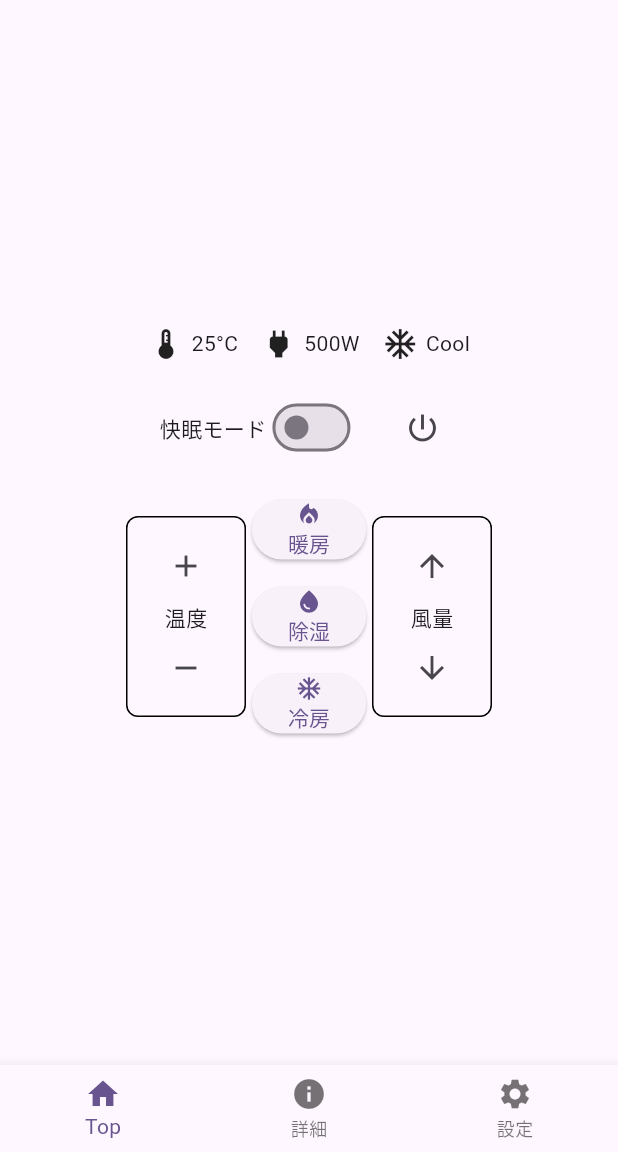
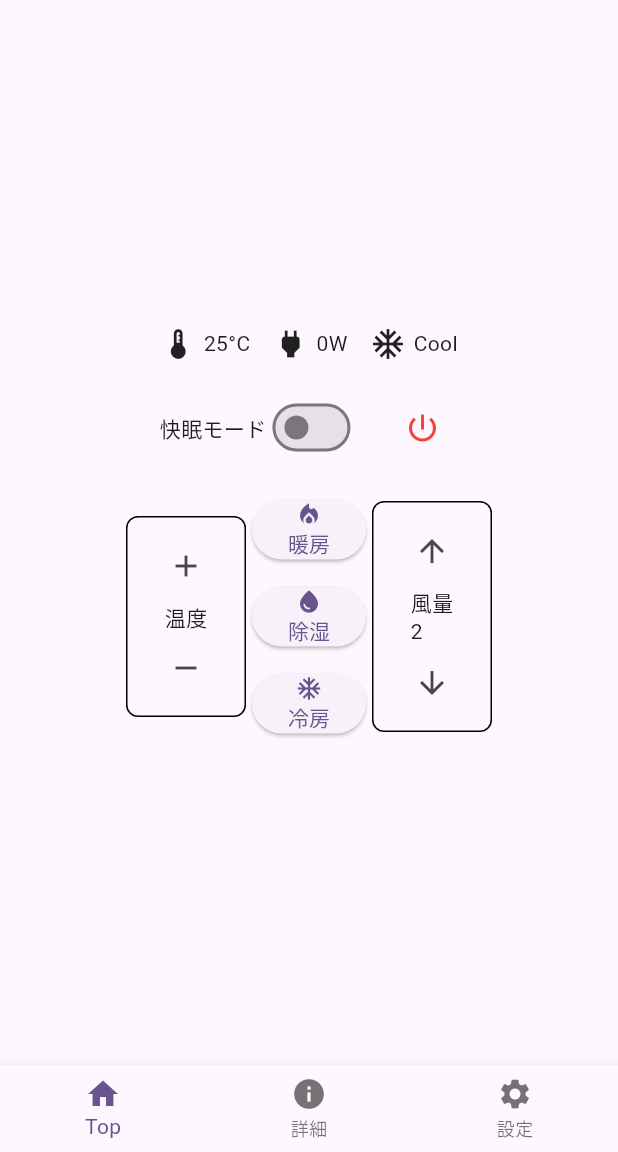
Before and after one commit to katagiri-tetsuto/Sechack365_3_teamA, a Flutter app: the screen it shows after launch, after a tap on the "power settings new" icon, on a phone screen of 412 x 824 dp, the part 84-1236 px from its top. Run offline on Flutter 3.47's test engine with Material 3 defaults, Android fonts, the phone set to English and light mode, and no system bars.

Commit message:
フロント動作作成

```diff
--- a/mobileui/lib/main.dart
+++ b/mobileui/lib/main.dart
@@ -31,11 +31,80 @@
 class _MyHomePageState extends State<MyHomePage> {
   bool _sleepMode = false;
   int _selectedIndex = 0;
+  int _temperature = 25;
+  int _fanSpeed = 2; // 1-5段階
+  String _mode = 'Cool';
+  bool _powerOn = true;
+  int _powerConsumption = 500;
 
   void _toggleSleepMode(bool value) {
     setState(() {
       _sleepMode = value;
     });
+  }
+
+  void _togglePower() {
+    setState(() {
+      _powerOn = !_powerOn;
+      _powerConsumption = _powerOn ? 500 : 0;
+    });
+  }
+
+  void _increaseTemperature() {
+    setState(() {
+      if (_temperature < 30) {
+        _temperature++;
+        _updatePowerConsumption();
+      }
+    });
+  }
+
+  void _decreaseTemperature() {
+    setState(() {
+      if (_temperature > 16) {
+        _temperature--;
+        _updatePowerConsumption();
+      }
+    });
+  }
+
+  void _increaseFanSpeed() {
+    setState(() {
+      if (_fanSpeed < 5) {
+        _fanSpeed++;
+        _updatePowerConsumption();
+      }
+    });
+  }
+
+  void _decreaseFanSpeed() {
+    setState(() {
+      if (_fanSpeed > 1) {
+        _fanSpeed--;
+        _updatePowerConsumption();
+      }
+    });
+  }
+
+  void _changeMode(String mode) {
+    setState(() {
+      _mode = mode;
+      _updatePowerConsumption();
+    });
+  }
+
+  void _updatePowerConsumption() {
+    if (!_powerOn) {
+      _powerConsumption = 0;
+      return;
+    }
+
+    int basePower = 300;
+    int tempFactor = (_temperature - 20).abs() * 20;
+    int fanFactor = _fanSpeed * 30;
+    int modeFactor = _mode == '暖房' ? 100 : (_mode == '冷房' ? 80 : 40);
+
+    _powerConsumption = basePower + tempFactor + fanFactor + modeFactor;
   }
 
   void _onItemTapped(int index) {
@@ -60,15 +129,15 @@
               children: [
                 Icon(Icons.thermostat),
                 SizedBox(width: 5),
-                Text('25°C'),
+                Text('${_temperature}°C'),
                 SizedBox(width: 15),
                 Icon(Icons.power),
                 SizedBox(width: 5),
-                Text('500W'),
+                Text('${_powerConsumption}W'),
                 SizedBox(width: 15),
                 Icon(Icons.ac_unit),
                 SizedBox(width: 5),
-                Text('Cool'),
+                Text(_mode),
               ],
             ),
             SizedBox(height: 20),
@@ -79,8 +148,11 @@
                 Switch(value: _sleepMode, onChanged: _toggleSleepMode),
                 SizedBox(width: 20),
                 IconButton(
-                  icon: Icon(Icons.power_settings_new),
-                  onPressed: () {},
+                  icon: Icon(
+                    Icons.power_settings_new,
+                    color: _powerOn ? Colors.green : Colors.red,
+                  ),
+                  onPressed: _togglePower,
                 ),
               ],
             ),
@@ -99,9 +171,15 @@
                     child: Column(
                       mainAxisSize: MainAxisSize.min,
                       children: [
-                        IconButton(icon: Icon(Icons.add), onPressed: () {}),
+                        IconButton(
+                          icon: Icon(Icons.add),
+                          onPressed: _increaseTemperature,
+                        ),
                         Text('温度'),
-                        IconButton(icon: Icon(Icons.remove), onPressed: () {}),
+                        IconButton(
+                          icon: Icon(Icons.remove),
+                          onPressed: _decreaseTemperature,
+                        ),
                       ],
                     ),
                   ),
@@ -110,7 +188,10 @@
                   child: Column(
                     children: [
                       ElevatedButton(
-                        onPressed: () {},
+                        onPressed: () => _changeMode('暖房'),
+                        style: ElevatedButton.styleFrom(
+                          backgroundColor: _mode == '暖房' ? Colors.orange : null,
+                        ),
                         child: Column(
                           children: [
                             Icon(Icons.local_fire_department),
@@ -120,14 +201,22 @@
                       ),
                       SizedBox(height: 10),
                       ElevatedButton(
-                        onPressed: () {},
+                        onPressed: () => _changeMode('除湿'),
+                        style: ElevatedButton.styleFrom(
+                          backgroundColor: _mode == '除湿' ? Colors.blue : null,
+                        ),
                         child: Column(
                           children: [Icon(Icons.water_drop), Text('除湿')],
                         ),
                       ),
                       SizedBox(height: 10),
                       ElevatedButton(
-                        onPressed: () {},
+                        onPressed: () => _changeMode('冷房'),
+                        style: ElevatedButton.styleFrom(
+                          backgroundColor: _mode == '冷房'
+                              ? Colors.lightBlue
+                              : null,
+                        ),
                         child: Column(
                           children: [Icon(Icons.ac_unit), Text('冷房')],
                         ),
@@ -148,12 +237,12 @@
                       children: [
                         IconButton(
                           icon: Icon(Icons.arrow_upward),
-                          onPressed: () {},
+                          onPressed: _increaseFanSpeed,
                         ),
-                        Text('風量'),
+                        Text('風量\n${_fanSpeed}'),
                         IconButton(
                           icon: Icon(Icons.arrow_downward),
-                          onPressed: () {},
+                          onPressed: _decreaseFanSpeed,
                         ),
                       ],
                     ),
```
